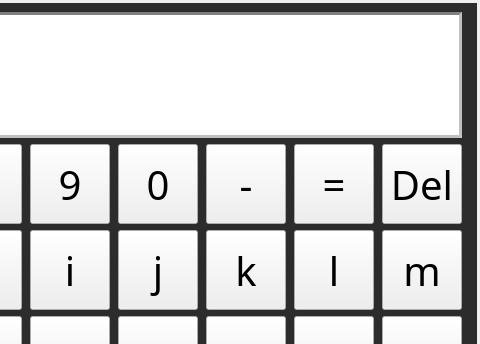
The window that gui/mainwidget/src/ui/keyboard/uikeyboarddialog.ui (yjsin-emastec/neptune) describes before a commit, drawn with Qt 5; both pictures show x 688 to 1168 and y 0 to 344 of the 1168 by 620 pixel window.
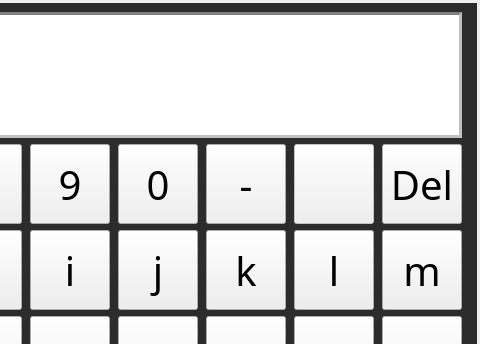
The same window after the commit.

Commit message: Disable equal of button on virtual keyboard

What changed in the file:
```diff
--- a/gui/mainwidget/src/ui/keyboard/uikeyboarddialog.ui
+++ b/gui/mainwidget/src/ui/keyboard/uikeyboarddialog.ui
@@ -481,6 +481,9 @@
            </item>
            <item>
             <widget class="QPushButton" name="pushButton_equal">
+             <property name="enabled">
+              <bool>false</bool>
+             </property>
              <property name="sizePolicy">
               <sizepolicy hsizetype="Expanding" vsizetype="Fixed">
                <horstretch>0</horstretch>
@@ -506,7 +509,7 @@
               </font>
              </property>
              <property name="text">
-              <string>=</string>
+              <string/>
              </property>
              <property name="autoDefault">
               <bool>false</bool>
```
The commit also changes 2 other files.
